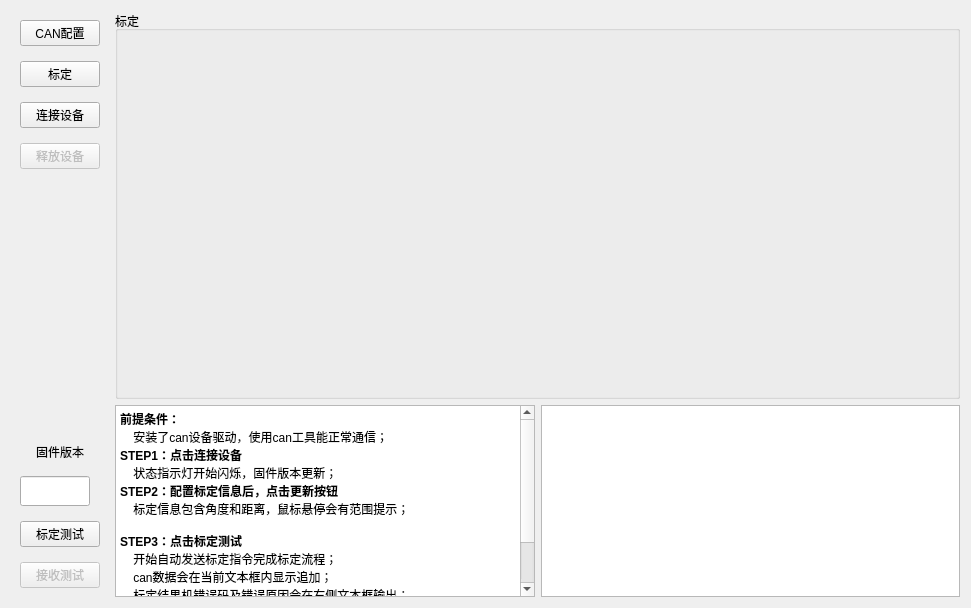
Old version of the form src/app/view/businessform/mainform.ui in the repository nealwang123/template2.
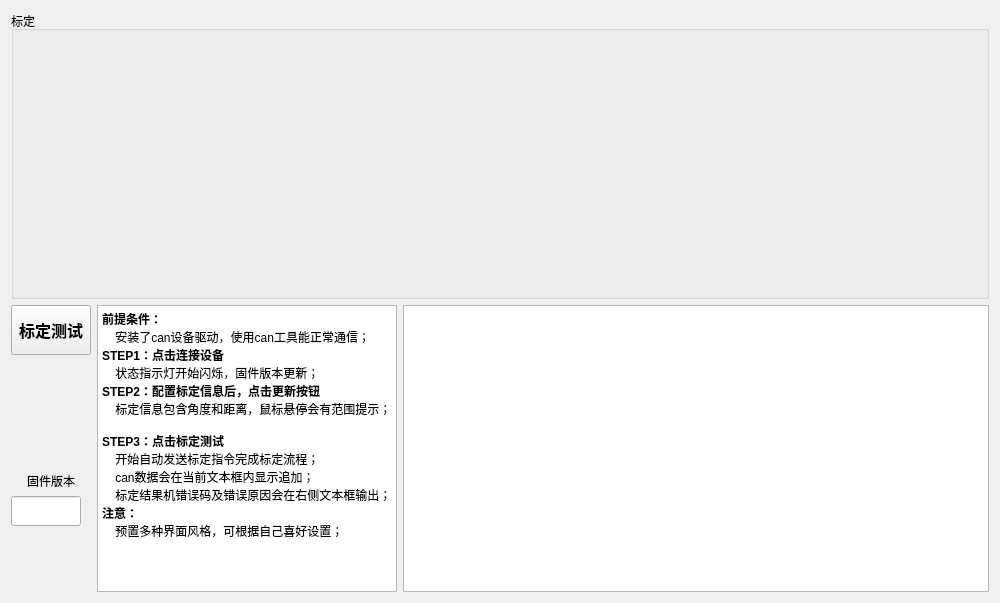
New version of the form.

Commit message: V1.1.5 安装标定功能合并到统一APP中; 添加sqltablemodel 子类，重写data函数实现pass、fail字体变色; 待更新内容： 1：标定功能 2：算法参数读写，需要导入参数表

```diff
--- a/src/app/view/businessform/mainform.ui
+++ b/src/app/view/businessform/mainform.ui
@@ -6,8 +6,8 @@
    <rect>
     <x>0</x>
     <y>0</y>
-    <width>971</width>
-    <height>608</height>
+    <width>1000</width>
+    <height>603</height>
    </rect>
   </property>
   <property name="windowTitle">
@@ -15,45 +15,74 @@
   </property>
   <layout class="QHBoxLayout" name="horizontalLayout_3">
    <item>
-    <widget class="QWidget" name="widget" native="true">
-     <layout class="QVBoxLayout" name="verticalLayout">
+    <layout class="QVBoxLayout" name="verticalLayout_2">
+     <item>
+      <widget class="QGroupBox" name="groupBox">
+       <property name="sizePolicy">
+        <sizepolicy hsizetype="Preferred" vsizetype="Expanding">
+         <horstretch>0</horstretch>
+         <verstretch>0</verstretch>
+        </sizepolicy>
+       </property>
+       <property name="title">
+        <string>标定</string>
+       </property>
+       <layout class="QHBoxLayout" name="horizontalLayout">
       <property name="spacing">
-       <number>15</number>
-      </property>
-      <item>
-       <widget class="QPushButton" name="pushButton">
-        <property name="text">
-         <string>CAN配置</string>
+         <number>0</number>
+        </property>
+        <property name="leftMargin">
+         <number>0</number>
         </property>
-       </widget>
-      </item>
+        <property name="topMargin">
+         <number>0</number>
+        </property>
+        <property name="rightMargin">
+         <number>0</number>
+        </property>
+        <property name="bottomMargin">
+         <number>0</number>
+        </property>
       <item>
-       <widget class="QPushButton" name="pushButton_2">
-        <property name="text">
-         <string>标定</string>
+         <widget class="QStackedWidget" name="stackedWidget">
+          <property name="sizePolicy">
+           <sizepolicy hsizetype="Preferred" vsizetype="Preferred">
+            <horstretch>0</horstretch>
+            <verstretch>0</verstretch>
+           </sizepolicy>
         </property>
        </widget>
       </item>
-      <item>
-       <widget class="QPushButton" name="pushButton_6">
-        <property name="text">
-         <string>连接设备</string>
-        </property>
+       </layout>
        </widget>
       </item>
       <item>
-       <widget class="QPushButton" name="pushButton_5">
-        <property name="enabled">
-         <bool>false</bool>
-        </property>
+      <layout class="QHBoxLayout" name="horizontalLayout_2">
+       <item>
+        <layout class="QVBoxLayout" name="verticalLayout">
+         <item>
+          <widget class="QPushButton" name="pushButton_4">
         <property name="sizePolicy">
-         <sizepolicy hsizetype="Minimum" vsizetype="Fixed">
+            <sizepolicy hsizetype="Minimum" vsizetype="Preferred">
           <horstretch>0</horstretch>
           <verstretch>0</verstretch>
          </sizepolicy>
         </property>
+           <property name="minimumSize">
+            <size>
+             <width>0</width>
+             <height>50</height>
+            </size>
+           </property>
+           <property name="font">
+            <font>
+             <pointsize>12</pointsize>
+             <weight>75</weight>
+             <bold>true</bold>
+            </font>
+           </property>
         <property name="text">
-         <string>释放设备</string>
+            <string>标定测试</string>
         </property>
        </widget>
       </item>
@@ -65,26 +94,19 @@
         <property name="sizeHint" stdset="0">
          <size>
           <width>20</width>
-          <height>482</height>
+             <height>40</height>
          </size>
         </property>
        </spacer>
       </item>
-      <item>
-       <widget class="QLabel" name="label_state">
-        <property name="minimumSize">
-         <size>
-          <width>60</width>
-          <height>60</height>
-         </size>
-        </property>
-        <property name="text">
-         <string/>
-        </property>
-       </widget>
-      </item>
       <item>
        <widget class="QLabel" name="label">
+           <property name="sizePolicy">
+            <sizepolicy hsizetype="Preferred" vsizetype="Fixed">
+             <horstretch>0</horstretch>
+             <verstretch>0</verstretch>
+            </sizepolicy>
+           </property>
         <property name="text">
          <string>固件版本</string>
         </property>
@@ -116,62 +138,40 @@
        </widget>
       </item>
       <item>
-       <widget class="QPushButton" name="pushButton_4">
-        <property name="text">
-         <string>标定测试</string>
-        </property>
-       </widget>
-      </item>
-      <item>
-       <widget class="QPushButton" name="pushButton_7">
-        <property name="enabled">
-         <bool>false</bool>
-        </property>
+          <widget class="QLabel" name="label_state">
+           <property name="minimumSize">
+            <size>
+             <width>60</width>
+             <height>60</height>
+            </size>
+           </property>
         <property name="text">
-         <string>接收测试</string>
+            <string/>
         </property>
        </widget>
       </item>
      </layout>
-    </widget>
-   </item>
-   <item>
-    <layout class="QVBoxLayout" name="verticalLayout_2">
-     <item>
-      <widget class="QGroupBox" name="groupBox">
-       <property name="sizePolicy">
-        <sizepolicy hsizetype="Preferred" vsizetype="Expanding">
-         <horstretch>0</horstretch>
-         <verstretch>0</verstretch>
-        </sizepolicy>
-       </property>
-       <property name="title">
-        <string>标定</string>
-       </property>
-       <layout class="QHBoxLayout" name="horizontalLayout">
-        <item>
-         <widget class="QStackedWidget" name="stackedWidget">
-          <property name="sizePolicy">
-           <sizepolicy hsizetype="Preferred" vsizetype="Expanding">
-            <horstretch>0</horstretch>
-            <verstretch>0</verstretch>
-           </sizepolicy>
-          </property>
-         </widget>
-        </item>
-       </layout>
-      </widget>
-     </item>
-     <item>
-      <layout class="QHBoxLayout" name="horizontalLayout_2">
+       </item>
        <item>
         <widget class="QTextBrowser" name="textBrowser">
          <property name="sizePolicy">
-          <sizepolicy hsizetype="Expanding" vsizetype="Preferred">
+          <sizepolicy hsizetype="Expanding" vsizetype="Expanding">
            <horstretch>0</horstretch>
            <verstretch>0</verstretch>
           </sizepolicy>
          </property>
+         <property name="minimumSize">
+          <size>
+           <width>300</width>
+           <height>0</height>
+          </size>
+         </property>
+         <property name="maximumSize">
+          <size>
+           <width>300</width>
+           <height>16777215</height>
+          </size>
+         </property>
          <property name="html">
           <string>&lt;!DOCTYPE HTML PUBLIC &quot;-//W3C//DTD HTML 4.0//EN&quot; &quot;http://www.w3.org/TR/REC-html40/strict.dtd&quot;&gt;
 &lt;html&gt;&lt;head&gt;&lt;meta name=&quot;qrichtext&quot; content=&quot;1&quot; /&gt;&lt;style type=&quot;text/css&quot;&gt;
```
Lines whose indentation alone changed are shown as unchanged. The commit also changes 20 other files.
